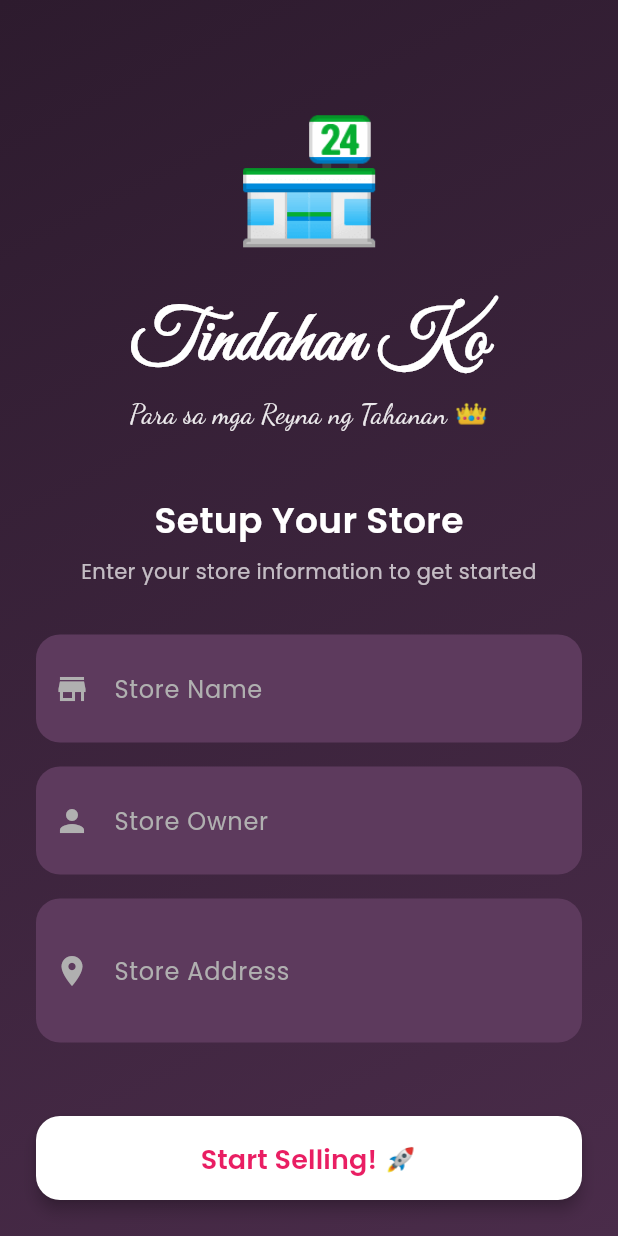
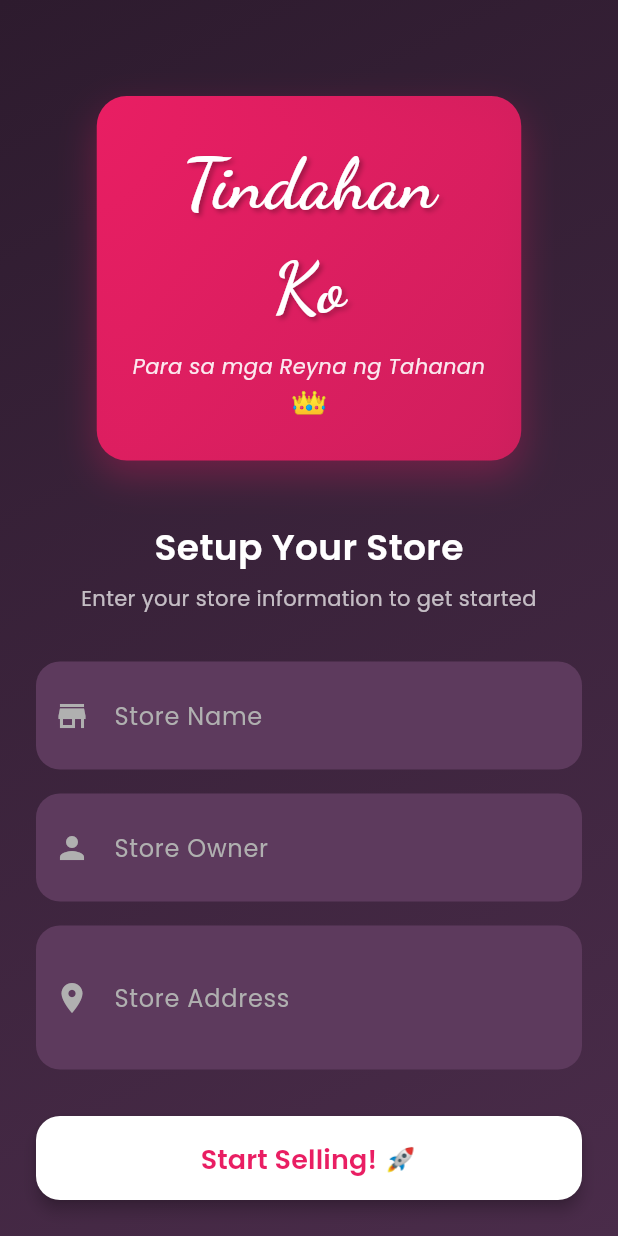
Before and after one commit to Chito2K3/tindahan-ko-flutter, a Flutter app: the screen it shows after launch, on a phone screen of 412 x 824 dp. Run offline on Flutter 3.47's test engine with Material 3 defaults, Android fonts, the phone set to English and light mode, and no system bars; our stand-ins replace google_fonts, shared_preferences.

Commit message:
Replace store icon with stylized Tindahan Ko logo - Add pink gradient container with script font - Match design from reference image - Blend with app color scheme - Update APK (45.5MB)

```diff
--- a/lib/screens/store_setup_screen.dart
+++ b/lib/screens/store_setup_screen.dart
@@ -32,25 +32,71 @@ class _StoreSetupScreenState extends State<StoreSetupScreen> {
                 children: [
                   const SizedBox(height: 40),
 
-                  // Header
+                  // Header with stylized logo
+                  Container(
+                    padding: const EdgeInsets.all(24),
+                    decoration: BoxDecoration(
+                      gradient: LinearGradient(
+                        colors: [AppTheme.primaryPink, AppTheme.primaryPink.withOpacity(0.8)],
+                        begin: Alignment.topLeft,
+                        end: Alignment.bottomRight,
+                      ),
+                      borderRadius: BorderRadius.circular(20),
+                      boxShadow: [
+                        BoxShadow(
+                          color: AppTheme.primaryPink.withOpacity(0.3),
+                          blurRadius: 20,
+                          offset: const Offset(0, 10),
+                        ),
+                      ],
+                    ),
+                    child: Column(
+                      children: [
                         Text(
-                    '🏪',
-                    style: const TextStyle(fontSize: 80),
-                  ),
-                  const SizedBox(height: 16),
-                  Text(
-                    'Tindahan Ko',
-                    style: GoogleFonts.greatVibes(
+                          'Tindahan',
+                          style: GoogleFonts.dancingScript(
                             fontSize: 48,
                             color: Colors.white,
                             fontWeight: FontWeight.bold,
+                            shadows: [
+                              Shadow(
+                                color: Colors.black.withOpacity(0.3),
+                                offset: const Offset(2, 2),
+                                blurRadius: 4,
+                              ),
+                            ],
                           ),
                         ),
                         Text(
-                    'Para sa mga Reyna ng Tahanan 👑',
+                          'Ko',
                           style: GoogleFonts.dancingScript(
-                      fontSize: 18,
+                            fontSize: 48,
+                            color: Colors.white,
+                            fontWeight: FontWeight.bold,
+                            shadows: [
+                              Shadow(
+                                color: Colors.black.withOpacity(0.3),
+                                offset: const Offset(2, 2),
+                                blurRadius: 4,
+                              ),
+                            ],
+                          ),
+                        ),
+                        const SizedBox(height: 8),
+                        Text(
+                          'Para sa mga Reyna ng Tahanan',
+                          style: GoogleFonts.poppins(
+                            fontSize: 14,
                             color: Colors.white.withOpacity(0.9),
+                            fontStyle: FontStyle.italic,
+                          ),
+                          textAlign: TextAlign.center,
+                        ),
+                        Text(
+                          '👑',
+                          style: const TextStyle(fontSize: 20),
+                        ),
+                      ],
                     ),
                   ),
                   const SizedBox(height: 40),
```
Lines whose indentation alone changed are shown as unchanged.
